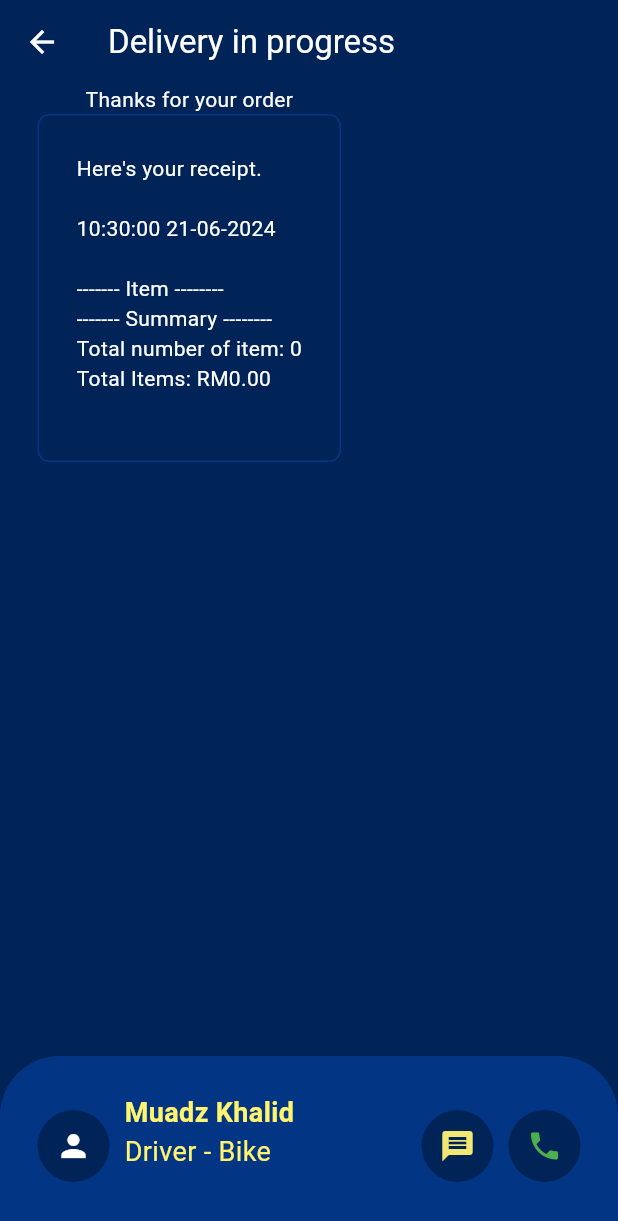
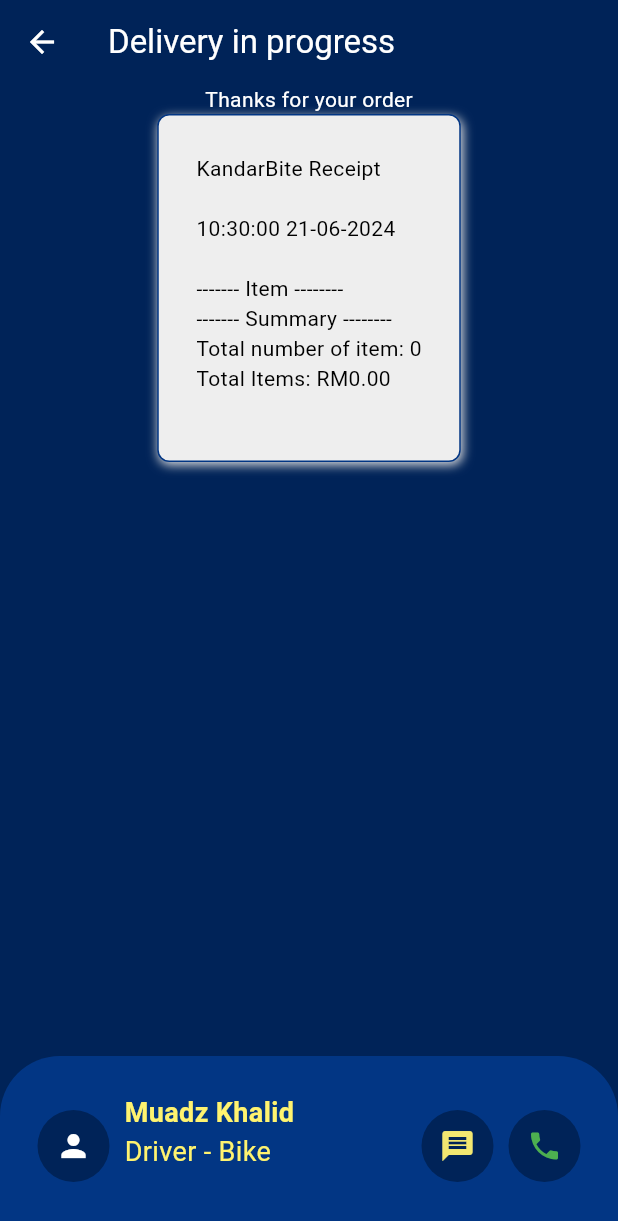
Before and after one commit to muniif10/food_delivery_kandarbite, a Flutter app: the DeliveryProgressPage screen opened directly, on a phone screen of 412 x 824 dp. Shown: the top 1221 px of the screen. Run offline on Flutter 3.47's test engine with Material 3 defaults, Android fonts, the phone set to English and light mode, and no system bars; our stand-ins replace cloud_firestore, firebase_auth, firebase_core, flutter_credit_card, shared_preferences; accounts and stored records are empty.

Commit message:
further changes?

```diff
--- a/lib/components/receipt.dart
+++ b/lib/components/receipt.dart
@@ -14,6 +14,8 @@
           const Text("Thanks for your order"),
           Container(
             decoration: BoxDecoration(
+              color: Colors.grey[200],
+              boxShadow: [BoxShadow(color: (Colors.grey[300])!,blurRadius: 5,offset: Offset(1, 2))],
               border:
                   Border.all(color: Theme.of(context).colorScheme.secondary),
               borderRadius: BorderRadius.circular(8),
@@ -22,6 +24,7 @@
             child: Consumer<Restaurant>(
               builder: (context, restaurant, child) => Text(
                 restaurant.displayCartReceipt(),
+                style: TextStyle(color: Colors.black),
               ),
             ),
           ),
--- a/lib/models/restaurant.dart
+++ b/lib/models/restaurant.dart
@@ -138,7 +138,7 @@
 // Generate receipt
   String displayCartReceipt() {
     final receipt = StringBuffer();
-    receipt.writeln("Here's your receipt.");
+    receipt.writeln("KandarBite Receipt");
     receipt.writeln();
 
     String formattedDate =
--- a/lib/pages/delivery_progress_page.dart
+++ b/lib/pages/delivery_progress_page.dart
@@ -1,8 +1,27 @@
+import 'package:firebase_auth/firebase_auth.dart';
 import 'package:flutter/material.dart';
 import 'package:food_delivery_kandarbite/components/receipt.dart';
+import 'package:food_delivery_kandarbite/models/restaurant.dart';
+import 'package:food_delivery_kandarbite/service/database/firestore.dart';
+import 'package:provider/provider.dart';
 
-class DeliveryProgressPage extends StatelessWidget {
+class DeliveryProgressPage extends StatefulWidget {
   const DeliveryProgressPage({super.key});
+
+  @override
+  State<DeliveryProgressPage> createState() => _DeliveryProgressPageState();
+}
+
+class _DeliveryProgressPageState extends State<DeliveryProgressPage> {
+  FirestoreService db = FirestoreService();
+  User? currentUser = FirebaseAuth.instance.currentUser;
+
+  @override
+  void initState() {
+    super.initState();
+    String receipt = context.read<Restaurant>().displayCartReceipt();
+    db.saveOrderToDB(receipt, currentUser!.email ?? "Not attached to a user.");
+  }
 
   @override
   Widget build(BuildContext context) {
@@ -12,10 +31,14 @@
         title: Text("Delivery in progress"),
         backgroundColor: Colors.transparent,
       ),
-      body: Column(
-        children: [
-          Receipt(),
-        ],
+      body: Center(
+        child: Column(
+          crossAxisAlignment: CrossAxisAlignment.center,
+          mainAxisAlignment: MainAxisAlignment.start,
+          children: [
+            Receipt(),
+          ],
+        ),
       ),
     );
   }
--- a/lib/pages/intro_page.dart
+++ b/lib/pages/intro_page.dart
@@ -1,5 +1,5 @@
 import 'package:flutter/material.dart';
-import 'package:food_delivery_kandarbite/auth/login_or_register.dart';
+import 'package:food_delivery_kandarbite/service/auth/login_or_register.dart';
 import 'package:food_delivery_kandarbite/components/custom_button.dart';
 import 'package:shared_preferences/shared_preferences.dart';
 
--- /dev/null
+++ b/lib/service/database/firestore.dart
@@ -0,0 +1,15 @@
+import 'package:cloud_firestore/cloud_firestore.dart';
+
+class FirestoreService {
+  //get colelction of order
+  final CollectionReference orders =
+      FirebaseFirestore.instance.collection("orders");
+  // save order to db
+  Future<void> saveOrderToDB(String receipt, String username) async {
+    await orders.add({
+      'date': DateTime.now(),
+      'order': receipt,
+      'user': username,
+    });
+  }
+}
--- a/pubspec.yaml
+++ b/pubspec.yaml
@@ -7,7 +7,10 @@
   sdk: '>=3.4.1 <4.0.0'
 
 dependencies:
+  cloud_firestore: ^5.0.1
   collection: ^1.18.0
+  firebase_auth: ^5.1.0
+  firebase_core: ^3.1.0
   flutter:
     sdk: flutter
   flutter_credit_card: ^4.0.1
```
Also changed, not shown: lib/components/cart_tile.dart (+6 -5 lines), lib/components/current_location.dart (+10 -8 lines), lib/components/custom_drawer.dart (+24 -7 lines), lib/main.dart (+8 -3 lines), lib/pages/login_page.dart (+16 -6 lines), lib/pages/register_page.dart (+33 -1 lines), lib/service/auth/auth_gate.dart (added, +24 -0 lines), lib/service/auth/auth_service.dart (added, +44 -0 lines), firebase.json (added), lib/firebase_options.dart (added), lib/service/auth/login_or_register.dart (renamed from lib/auth/login_or_register.dart), pubspec.lock, 6 other files.
